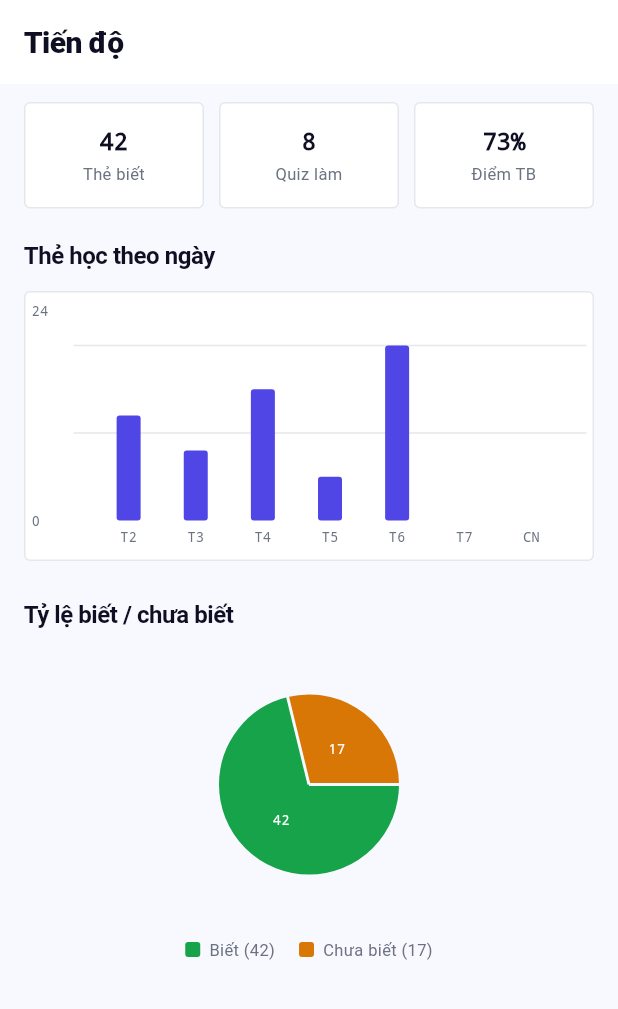
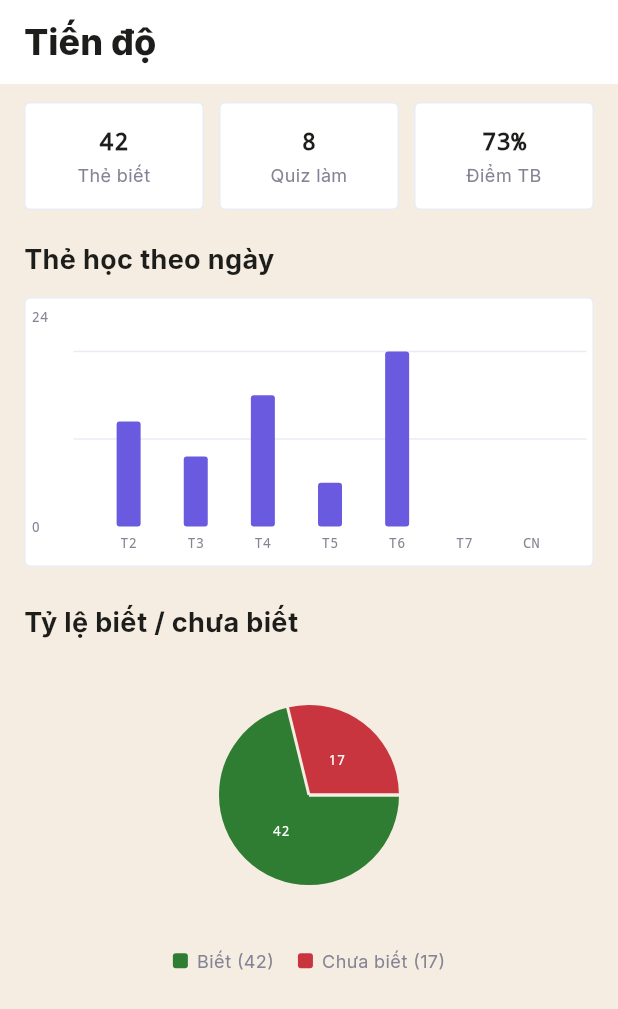
Before and after one commit to lalaaa0401/gr2_se1941_prm393, a Flutter app: the ProgressPage screen opened directly, on a phone screen of 412 x 824 dp. Shown: the top 1009 px of the screen. Run offline on Flutter 3.47's test engine with Material 3 defaults, Android fonts, the phone set to English and light mode, and no system bars; drawn by our look-alikes of fl_chart; our stand-ins replace dio, go_router, google_fonts, shared_preferences; accounts and stored records are empty; network calls fail.

Commit message:
feat(core): redesign color tokens, typography scale and Inter font for v5

```diff
--- a/lib/core/app_colors.dart
+++ b/lib/core/app_colors.dart
@@ -1,43 +1,97 @@
 import 'package:flutter/material.dart';
 
-/// Toàn bộ màu sắc của QuizLab
+/// Toàn bộ màu sắc của QuizLab – v5 palette
 class AppColors {
   AppColors._();
 
   // Background
-  static const Color background    = Color(0xFFF8F9FF);
+  static const Color background    = Color(0xFFF5EDE2); // warm cream
   static const Color surface       = Color(0xFFFFFFFF);
-  static const Color surfaceDim    = Color(0xFFF1F3F9);
+  static const Color surfaceDim    = Color(0xFFF9F9F9);
 
   // Text
-  static const Color textPrimary   = Color(0xFF0F0F23);
-  static const Color textSecondary = Color(0xFF6B7280);
-  static const Color textDisabled  = Color(0xFFA1A1AA);
+  static const Color textPrimary   = Color(0xFF1D1D1B);
+  static const Color textSecondary = Color(0xFF858494);
+  static const Color textDisabled  = Color(0xFFB0B0B0);
 
   // Border
-  static const Color border        = Color(0xFFE5E7EB);
+  static const Color border        = Color(0xFFE8ECF4);
   static const Color borderStrong  = Color(0xFFD1D5DB);
 
-  // Primary – Study Blue (Indigo)
-  static const Color primary       = Color(0xFF4F46E5);
-  static const Color primaryLight  = Color(0xFFEEF2FF);
-  static const Color primaryMuted  = Color(0xFFA5B4FC);
+  // Primary – Purple-Indigo
+  static const Color primary       = Color(0xFF6A5AE0);
+  static const Color primaryLight  = Color(0xFFEDE9FF);
+  static const Color primaryMuted  = Color(0xFFC4D0FB);
+
+  // Subject colors – English
+  static const Color subjectEnBg   = Color(0xFFEDE9FF);
+  static const Color subjectEnText = Color(0xFF6A5AE0);
+
+  // Subject colors – Software Engineering
+  static const Color subjectSeBg   = Color(0xFFFFF0E5);
+  static const Color subjectSeText = Color(0xFFE89D00);
+
+  // Subject colors – Mobile
+  static const Color subjectMoBg   = Color(0xFFE5F6FF);
+  static const Color subjectMoText = Color(0xFF354CDF);
+
+  // Subject colors – Math
+  static const Color subjectMaBg   = Color(0xFFE5FFE5);
+  static const Color subjectMaText = Color(0xFF2E7D32);
 
   // Known / Unknown flashcard states
-  static const Color known         = Color(0xFF16A34A);
-  static const Color knownLight    = Color(0xFFF0FDF4);
-  static const Color unknown       = Color(0xFFD97706);
-  static const Color unknownLight  = Color(0xFFFFFBEB);
+  static const Color known         = Color(0xFF2E7D32);
+  static const Color knownLight    = Color(0xFFE5FFE5);
+  static const Color unknown       = Color(0xFFC9353F);
+  static const Color unknownLight  = Color(0xFFFFE8E8);
 
   // Status
-  static const Color success       = Color(0xFF16A34A);
-  static const Color warning       = Color(0xFFD97706);
-  static const Color error         = Color(0xFFDC2626);
+  static const Color success       = Color(0xFF2E7D32);
+  static const Color warning       = Color(0xFFE89D00);
+  static const Color error         = Color(0xFFC9353F);
 
   // fl_chart colors
-  static const Color chart1        = Color(0xFF4F46E5);
-  static const Color chart2        = Color(0xFF06B6D4);
-  static const Color chart3        = Color(0xFF16A34A);
-  static const Color chart4        = Color(0xFFF59E0B);
-  static const Color chart5        = Color(0xFFEF4444);
+  static const Color chart1        = Color(0xFF6A5AE0);
+  static const Color chart2        = Color(0xFF354CDF);
+  static const Color chart3        = Color(0xFF2E7D32);
+  static const Color chart4        = Color(0xFFE89D00);
+  static const Color chart5        = Color(0xFFC9353F);
+
+  /// Trả về màu nền theo môn học
+  static Color getSubjectBgColor(String? subject) {
+    switch (subject?.toLowerCase()) {
+      case 'english':
+        return subjectEnBg;
+      case 'se':
+      case 'software':
+        return subjectSeBg;
+      case 'mobile':
+      case 'flutter':
+        return subjectMoBg;
+      case 'math':
+      case 'toán':
+        return subjectMaBg;
+      default:
+        return primaryLight;
+    }
+  }
+
+  /// Trả về màu chữ theo môn học
+  static Color getSubjectTextColor(String? subject) {
+    switch (subject?.toLowerCase()) {
+      case 'english':
+        return subjectEnText;
+      case 'se':
+      case 'software':
+        return subjectSeText;
+      case 'mobile':
+      case 'flutter':
+        return subjectMoText;
+      case 'math':
+      case 'toán':
+        return subjectMaText;
+      default:
+        return primary;
+    }
+  }
 }
--- a/lib/core/app_strings.dart
+++ b/lib/core/app_strings.dart
@@ -4,6 +4,10 @@ class AppStrings {
 
   // App
   static const String appName = 'QuizLab';
+  static const String splashTagline      = 'Học flashcard thông minh';
+  static const String loginSubtitle      = 'Tiếp tục hành trình học tập';
+  static const String registerSubtitle   = 'Tạo tài khoản miễn phí';
+  static const String homeTitle          = 'Bộ học của tôi';
 
   // Auth
   static const String login         = 'Đăng nhập';
--- a/lib/core/app_text_styles.dart
+++ b/lib/core/app_text_styles.dart
@@ -1,51 +1,78 @@
 import 'package:flutter/material.dart';
 import 'app_colors.dart';
 
-/// Typography của QuizLab
+/// Typography của QuizLab – v5 type scale
+/// Font family Inter được set qua GoogleFonts.interTextTheme() trong ThemeData.
+/// Các style mono* dùng fontFamily monospace riêng.
 class AppTextStyles {
   AppTextStyles._();
 
+  static const TextStyle display = TextStyle(
+    fontSize: 30,
+    fontWeight: FontWeight.w800,
+    color: AppColors.textPrimary,
+    height: 1.2,
+  );
+
   static const TextStyle h1 = TextStyle(
-    fontSize: 20, fontWeight: FontWeight.w800,
-    letterSpacing: -0.4, color: AppColors.textPrimary,
+    fontSize: 24,
+    fontWeight: FontWeight.w800,
+    color: AppColors.textPrimary,
+    height: 1.2,
   );
 
   static const TextStyle h2 = TextStyle(
-    fontSize: 16, fontWeight: FontWeight.w700,
-    letterSpacing: -0.3, color: AppColors.textPrimary,
+    fontSize: 18,
+    fontWeight: FontWeight.w700,
+    color: AppColors.textPrimary,
+  );
+
+  static const TextStyle h3 = TextStyle(
+    fontSize: 16,
+    fontWeight: FontWeight.w700,
+    color: AppColors.textPrimary,
   );
 
   static const TextStyle body = TextStyle(
-    fontSize: 14, fontWeight: FontWeight.w400,
+    fontSize: 15,
+    fontWeight: FontWeight.w400,
     color: AppColors.textPrimary,
+    height: 1.5,
   );
 
   static const TextStyle label = TextStyle(
-    fontSize: 12, fontWeight: FontWeight.w600,
-    letterSpacing: -0.2, color: AppColors.textPrimary,
+    fontSize: 12,
+    fontWeight: FontWeight.w700,
+    letterSpacing: 1.0,
+    color: AppColors.textSecondary,
   );
 
   static const TextStyle caption = TextStyle(
-    fontSize: 11, fontWeight: FontWeight.w400,
+    fontSize: 12,
+    fontWeight: FontWeight.w400,
     color: AppColors.textSecondary,
   );
 
-  /// Dùng cho số thẻ, điểm số, thứ tự câu hỏi
+  /// Dùng cho số thẻ, thứ tự câu hỏi, v.v.
   static const TextStyle mono = TextStyle(
     fontFamily: 'monospace',
-    fontSize: 11, fontWeight: FontWeight.w700,
-    letterSpacing: 0, color: AppColors.textPrimary,
-  );
-
-  static const TextStyle monoLarge = TextStyle(
-    fontFamily: 'monospace',
-    fontSize: 16, fontWeight: FontWeight.w800,
-    letterSpacing: -0.2, color: AppColors.textPrimary,
+    fontSize: 11,
+    fontWeight: FontWeight.w700,
+    color: AppColors.textPrimary,
   );
 
   static const TextStyle monoSmall = TextStyle(
     fontFamily: 'monospace',
-    fontSize: 9, fontWeight: FontWeight.w500,
+    fontSize: 9,
+    fontWeight: FontWeight.w500,
     color: AppColors.textSecondary,
   );
+
+  /// Dùng cho điểm số lớn trong quiz_result_page và progress_page
+  static const TextStyle monoLarge = TextStyle(
+    fontFamily: 'monospace',
+    fontSize: 16,
+    fontWeight: FontWeight.w800,
+    color: AppColors.textPrimary,
+  );
 }
--- a/lib/main.dart
+++ b/lib/main.dart
@@ -1,6 +1,7 @@
 import 'dart:async';
 
 import 'package:flutter/material.dart';
+import 'package:google_fonts/google_fonts.dart';
 import 'package:provider/provider.dart';
 import 'core/app_colors.dart';
 import 'core/app_router.dart';
@@ -80,6 +81,7 @@ class _QuizLabAppState extends State<QuizLabApp> {
           surface: AppColors.background,
         ),
         scaffoldBackgroundColor: AppColors.background,
+        textTheme: GoogleFonts.interTextTheme(),
         useMaterial3: true,
       ),
       routerConfig: appRouter,
--- a/pubspec.yaml
+++ b/pubspec.yaml
@@ -17,6 +17,7 @@ dependencies:
   fl_chart: ^0.69.0
   cached_network_image: ^3.4.1
   intl: ^0.19.0
+  google_fonts: ^6.2.1
 
 dev_dependencies:
   flutter_test:
```
Also changed, not shown: pubspec.lock.
